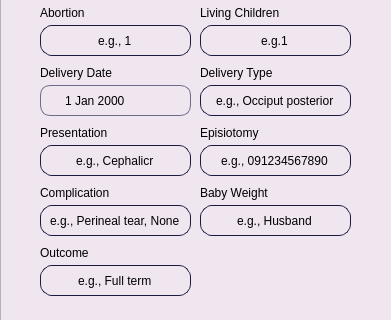
This is Ui/past_pregnancy_add_dialog.ui in LlokieHere/MaternaDB2 as Qt 5 draws it before an edit; both pictures show x 0 to 391 and y 115 to 435 of the 391 by 539 pixel window. The edited form follows.
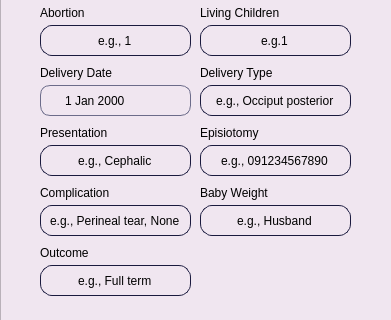
This is the edited form. Icons and pictures are not drawn.

Patch:
```diff
--- a/Ui/past_pregnancy_add_dialog.ui
+++ b/Ui/past_pregnancy_add_dialog.ui
@@ -363,7 +363,7 @@
 border: 1px solid rgb(26, 26, 62);</string>
     </property>
     <property name="text">
-     <string>e.g., Cephalicr</string>
+     <string>e.g., Cephalic</string>
     </property>
     <property name="alignment">
      <set>Qt::AlignCenter</set>
```
